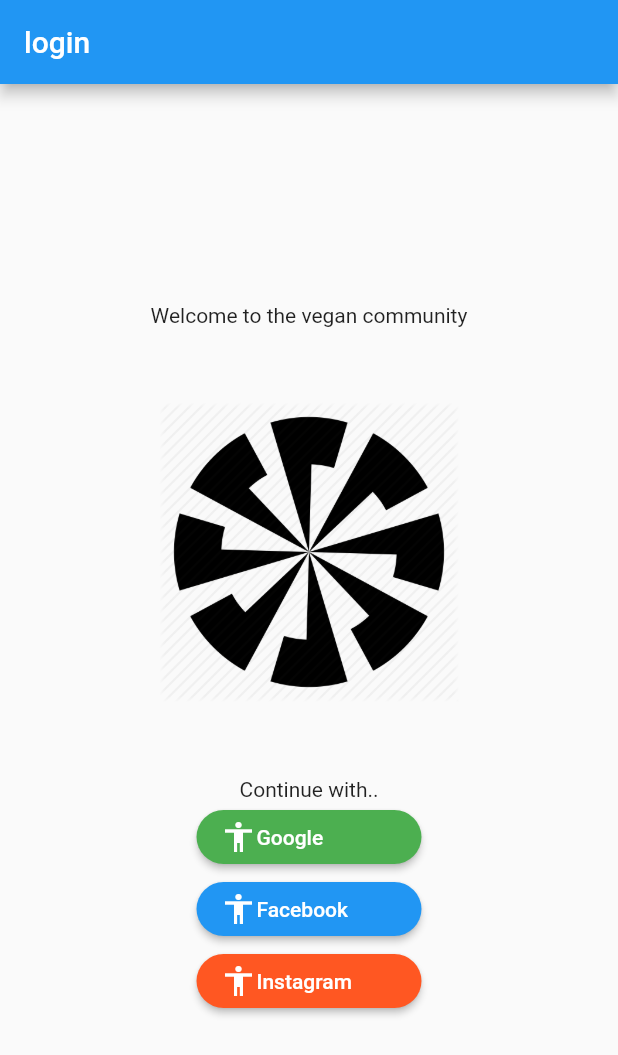
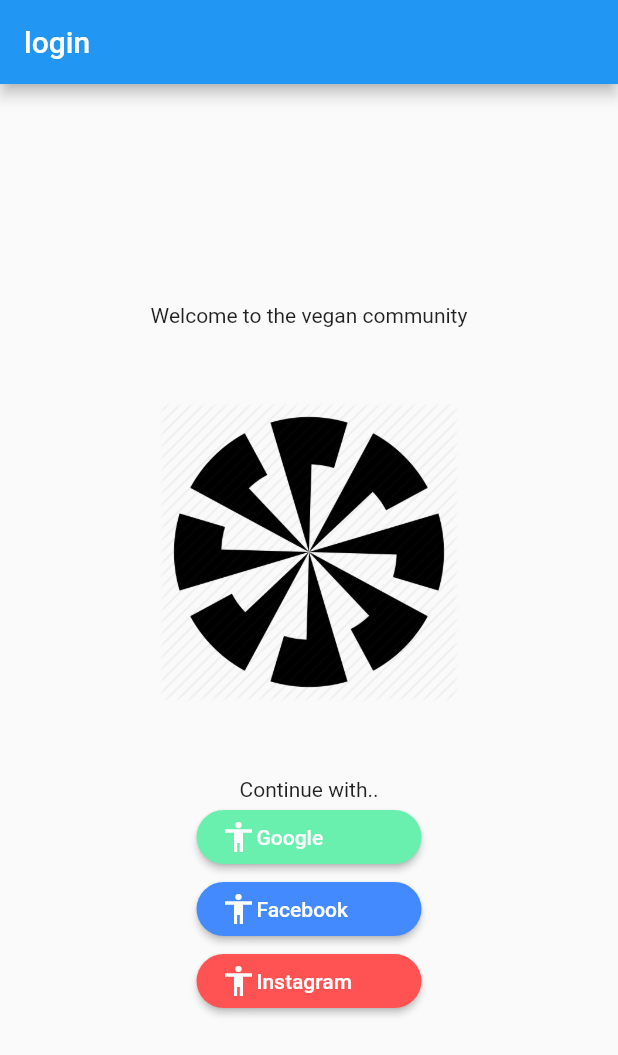
Before and after one commit to Abiidahiya/community_, a Flutter app: the screen it shows after launch, on a phone screen of 412 x 824 dp. Shown: the top 1055 px of the screen. Run offline on Flutter 3.47's test engine with Material 2 defaults, Android fonts, the phone set to English and light mode, and no system bars; our stand-ins replace firebase_auth, google_sign_in; accounts and stored records are empty.

Commit message:
updated dimen file and color constants

```diff
--- a/lib/uicomponents/button/roundedbutton.dart
+++ b/lib/uicomponents/button/roundedbutton.dart
@@ -1,6 +1,6 @@
 import 'package:flutter/material.dart';
 import 'dart:core';
-
+import 'package:community/utils/dimen.dart';
 
 class RoundedButton extends StatelessWidget{
   final String btnName;
@@ -16,7 +16,7 @@
 
       @override
   Widget build(BuildContext context) {
-    return Container(width: 150,
+    return Container(width: Dimen_150,
       child: ElevatedButton(
           onPressed:(){callback!();
             },
--- a/lib/utils/color.dart
+++ b/lib/utils/color.dart
@@ -1,5 +1,5 @@
 import 'package:flutter/material.dart';
 
-Color red= Colors.redAccent;
-Color blue= Colors.lightBlue;
-Color green= Colors.green;
+const red=Colors.redAccent;
+const blue=Colors.blueAccent;
+const green=Colors.greenAccent;
--- a/lib/utils/dimen.dart
+++ b/lib/utils/dimen.dart
@@ -1,3 +1,3 @@
 import 'package:flutter/material.dart';
 
-const Widthofroundedbutton= 150;
+const Dimen_150=150.00;
--- a/lib/view/ui/login_screen.dart
+++ b/lib/view/ui/login_screen.dart
@@ -41,17 +41,17 @@
                 RoundedButton(btnName: google,
                   icon: Icon(Icons.accessibility),
                   textStyle: TextStyle(color: Colors.white ),
-                  bgColor: Colors.green,
+                  bgColor:green ,
                 ),
                 RoundedButton(btnName: facebook,
                   icon: Icon(Icons.accessibility),
                   textStyle: TextStyle(color: Colors.white ),
-                  bgColor: Colors.blue,
+                  bgColor:blue,
                 ),
                 RoundedButton(btnName: instagram,
                   icon: Icon(Icons.accessibility),
                   textStyle: TextStyle(color: Colors.white ),
-                  bgColor: Colors.deepOrange,
+                  bgColor: red,
                 ),
 
 
```
